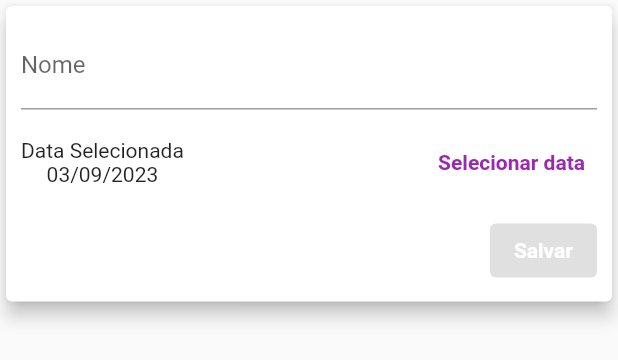
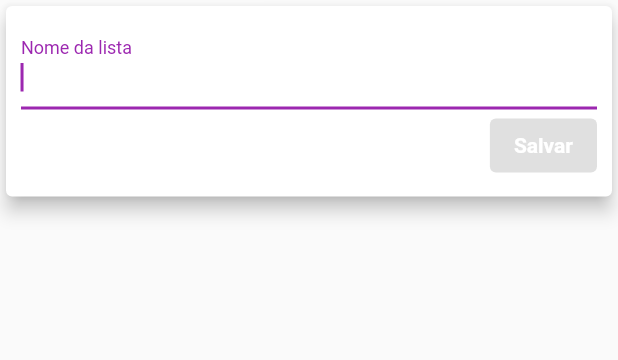
Before and after one commit to DiegoAmancio/Shopping_Carts, a Flutter app: the ListFormPopup widget shown alone on an empty page, opened directly with empty values, on a phone screen of 412 x 824 dp. Shown: the top 360 px of the screen. Run offline on Flutter 3.47's test engine with Material 2 defaults, Android fonts, the phone set to English and light mode, and no system bars; our stand-ins replace get, sqflite; accounts and stored records are empty; Roboto replaces fonts that are missing (QuickSand).

Commit message:
chore: remove date picket, expiration time, add focus

```diff
--- a/lib/atoms/list_form_popup.dart
+++ b/lib/atoms/list_form_popup.dart
@@ -2,6 +2,7 @@ import 'package:flutter/material.dart';
 import 'package:intl/intl.dart';
 
 import '../class/list_tab_item.dart';
+import '../utils/validations.dart';
 
 class ListFormPopup extends StatefulWidget {
   final ListTabItem initItem;
@@ -58,32 +59,17 @@ class _ListFormPopupState extends State<ListFormPopup> {
               bottom: 10 + MediaQuery.of(context).viewInsets.bottom,
             ),
             child: Column(children: [
-              TextField(
-                  decoration: const InputDecoration(labelText: 'Nome'),
-                  controller: _titleController),
-              SizedBox(
-                height: 70,
-                child: Row(
-                  mainAxisAlignment: MainAxisAlignment.spaceBetween,
-                  children: [
-                    Column(
-                      mainAxisAlignment: MainAxisAlignment.center,
-                      children: [
-                        const Text('Data Selecionada'),
-                        Text(DateFormat('dd/MM/y').format(_selectedDate)),
-                      ],
-                    ),
-                    TextButton(
-                      onPressed: _showDatePicker,
-                      child: const Text(
-                        'Selecionar data',
-                        style: TextStyle(
-                          fontWeight: FontWeight.bold,
-                        ),
-                      ),
-                    )
-                  ],
-                ),
+              TextFormField(
+                decoration: const InputDecoration(labelText: 'Nome da lista'),
+                textInputAction: TextInputAction.next,
+                controller: _titleController,
+                autofocus: true,
+                validator: (value) {
+                  return validatorInputs(value);
+                },
+                onFieldSubmitted: (_) {
+                  _submitForm();
+                },
               ),
               Row(
                 mainAxisAlignment: MainAxisAlignment.end,
--- a/lib/atoms/product.dart
+++ b/lib/atoms/product.dart
@@ -18,10 +18,8 @@ class ProductCard extends StatelessWidget {
   String formatMessage() {
     final total = _formatCurrency(product.unitPrice * product.quantity);
     final productQuantity = product.quantity.toInt();
-    final expirationTime = _formatDate(product.expirationTime);
 
     return 'Quantidade: $productQuantity\n'
-        'Data de vencimento: $expirationTime\n'
         'Total: $total';
   }
 
--- a/lib/class/product.dart
+++ b/lib/class/product.dart
@@ -1,7 +1,6 @@
 class Product {
   int id;
   final String name;
-  final DateTime expirationTime;
   final int quantity;
   final double unitPrice;
   final int trackListId;
@@ -9,7 +8,6 @@ class Product {
   Product(
       {required this.id,
       required this.name,
-      required this.expirationTime,
       required this.quantity,
       required this.unitPrice,
       required this.trackListId});
--- a/lib/db/database.dart
+++ b/lib/db/database.dart
@@ -13,9 +13,9 @@ class AppDatabase {
       await db.execute(
           'CREATE TABLE ListTable (id INTEGER PRIMARY KEY, name TEXT, value INTEGER, date DATETIME)');
       await db.execute(
-          'CREATE TABLE Product (id INTEGER PRIMARY KEY, name TEXT, expirationTime DATETIME, quantity INTEGER, unitPrice REAL, trackListId INTEGER, FOREIGN KEY(trackListId) REFERENCES ListTable(id))');
+          'CREATE TABLE Product (id INTEGER PRIMARY KEY, name TEXT, quantity INTEGER, unitPrice REAL, trackListId INTEGER, FOREIGN KEY(trackListId) REFERENCES ListTable(id))');
     });
-
+    // databaseFactory.deleteDatabase(path);
     return database;
   }
 }
--- a/lib/pages/cart.dart
+++ b/lib/pages/cart.dart
@@ -34,9 +34,8 @@ class CartScreen extends StatelessWidget {
           initProduct: Product(
               id: 0,
               name: '',
-              expirationTime: DateTime.now(),
               quantity: 1,
-              unitPrice: 1,
+              unitPrice: 0,
               trackListId: _controller.cartId.value),
           onSubmit: (Product product) => _addItem(context, product),
         );
@@ -104,7 +103,7 @@ class CartScreen extends StatelessWidget {
                       padding: const EdgeInsets.all(8.0),
                       child: TextField(
                         decoration: const InputDecoration(
-                          hintText: 'Pesquise',
+                          hintText: 'Filtro',
                         ),
                         controller: _searchController,
                         onChanged: (_) {
--- /dev/null
+++ b/lib/utils/validations.dart
@@ -0,0 +1,6 @@
+String? validatorInputs(String? value) {
+  if (value == null || value.isEmpty) {
+    return 'Campo vazio';
+  }
+  return null;
+}
```
Also changed, not shown: lib/atoms/product_popup.dart (+8 -59 lines), lib/db/product.dart (+3 -12 lines).
